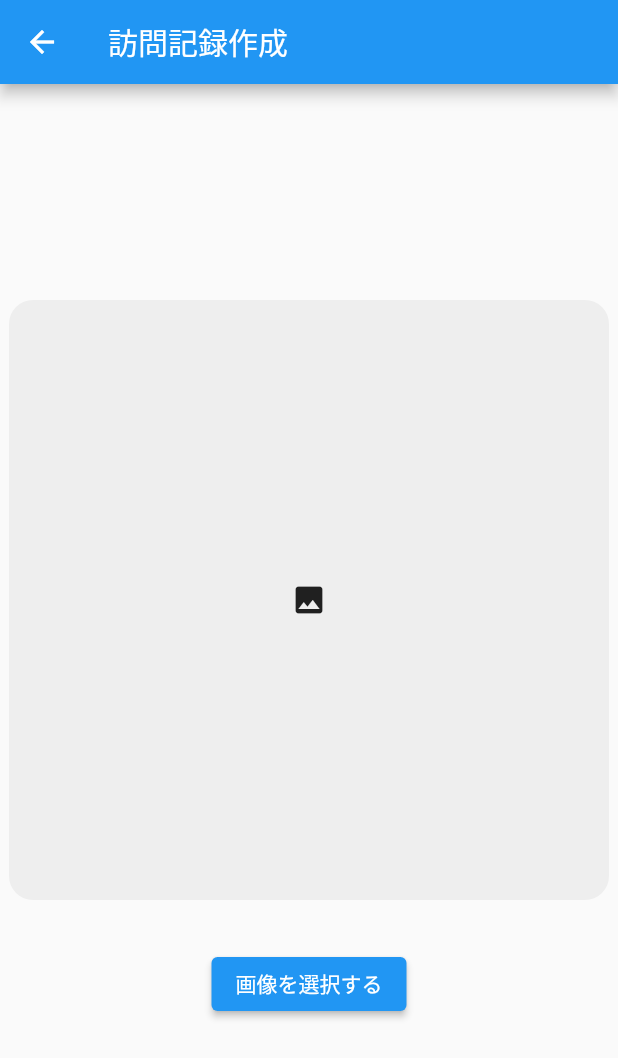
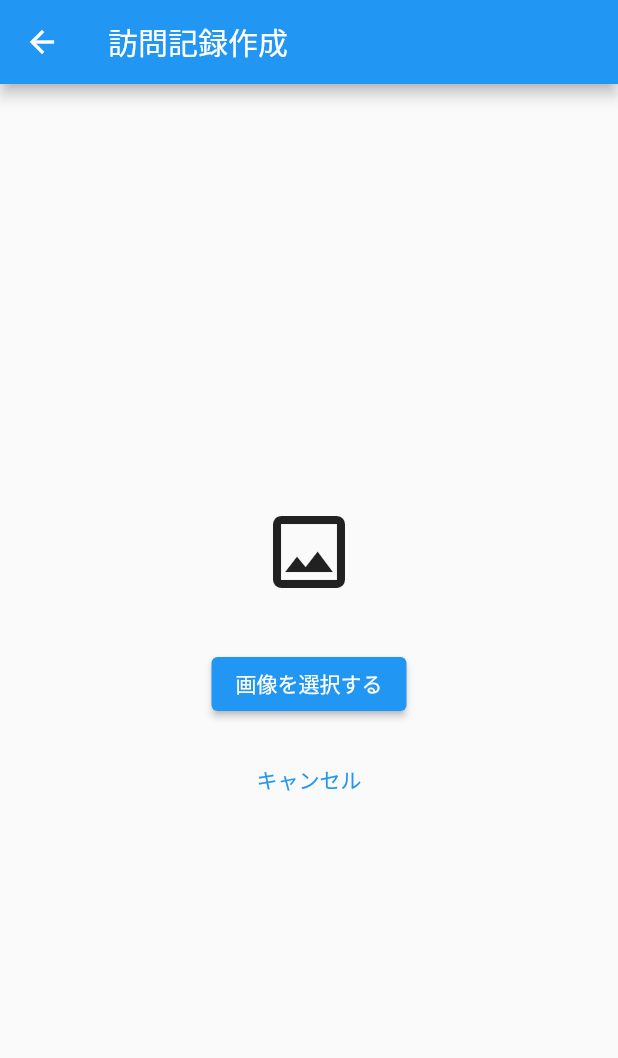
Before and after one commit to kosukesaigusa/besso-log-book, a Flutter app: the VisitorLogCreatePage screen opened by its route, on a phone screen of 412 x 824 dp. Shown: the top 1058 px of the screen. Run offline on Flutter 3.47's test engine with Material 2 defaults, Android fonts, the light colour scheme and no system bars; our stand-ins replace auto_route, cloud_firestore, firebase_core, freezed_annotation, gap, hooks_riverpod; missing offline and left inert: image_picker_web; accounts and stored records are empty; statements that could not run were skipped.

Commit message:
feat: add base UI of creating visitor log dialog

```diff
--- a/lib/pick_image/ui/pick_image.dart
+++ b/lib/pick_image/ui/pick_image.dart
@@ -12,25 +12,43 @@ class PickImage extends ConsumerWidget {
   @override
   Widget build(BuildContext context, WidgetRef ref) {
     final pickedImageData = ref.watch(pickedImageDataStateProvider);
-    return Column(
+    return SingleChildScrollView(
+      child: Column(
+        mainAxisSize: MainAxisSize.min,
         children: [
-        Container(
-          width: 400,
-          height: 400,
-          decoration: BoxDecoration(
-            color: Colors.grey[200],
-            borderRadius: BorderRadius.circular(16),
-          ),
-          child: pickedImageData == null
-              ? const Icon(Icons.photo)
-              : Image.memory(pickedImageData),
-        ),
+          if (pickedImageData == null) ...[
+            const Icon(Icons.photo_outlined, size: 64),
             const Gap(32),
             ElevatedButton(
-          onPressed: () => ref.read(pickImageControllerProvider).pickImage(),
+              onPressed: () =>
+                  ref.read(pickImageControllerProvider).pickImage(),
               child: const Text('画像を選択する'),
             ),
+            const Gap(16),
+            TextButton(
+              onPressed: () => Navigator.pop(context),
+              child: const Text('キャンセル'),
+            ),
+          ] else ...[
+            Image.memory(pickedImageData),
+            const Gap(16),
+            const TextField(
+              decoration: InputDecoration(labelText: '訪問者の名前'),
+            ),
+            const Gap(16),
+            const TextField(
+              keyboardType: TextInputType.multiline,
+              decoration: InputDecoration(labelText: '思い出やひとこと'),
+            ),
+            const Gap(16),
+            TextButton(
+              onPressed: () =>
+                  ref.read(pickImageControllerProvider).resetPickedImage(),
+              child: const Text('キャンセル'),
+            ),
           ],
+        ],
+      ),
     );
   }
 }
--- a/lib/visitor_log/ui/visitor_logs.dart
+++ b/lib/visitor_log/ui/visitor_logs.dart
@@ -4,7 +4,9 @@ import 'package:hooks_riverpod/hooks_riverpod.dart';
 
 import '../../firestore/firestore_models/visitor_log.dart';
 import '../../firestore/firestore_repository/visitor_log.dart';
+import '../../pick_image/ui/pick_image.dart';
 import '../../router/router.gr.dart';
+import '../../scaffold_messenger_controller.dart';
 
 final visitorLogsStreamProvider =
     StreamProvider.autoDispose<List<VisitorLog>>((ref) {
@@ -40,9 +42,18 @@ class VisitorLogsPage extends ConsumerWidget {
         ),
       ),
       floatingActionButton: FloatingActionButton(
-        onPressed: () => context.router.push<void>(
-          const VisitorLogCreateRoute(),
-        ),
+        onPressed: () => ref
+            .read(scaffoldMessengerControllerProvider)
+            .showDialogByBuilder<void>(
+              barrierDismissible: false,
+              builder: (context) => const AlertDialog(
+                title: Text('訪問記録の作成'),
+                content: Padding(
+                  padding: EdgeInsets.all(16),
+                  child: PickImage(),
+                ),
+              ),
+            ),
         child: const Icon(Icons.camera_alt),
       ),
     );
```
Lines whose indentation alone changed are shown as unchanged.
